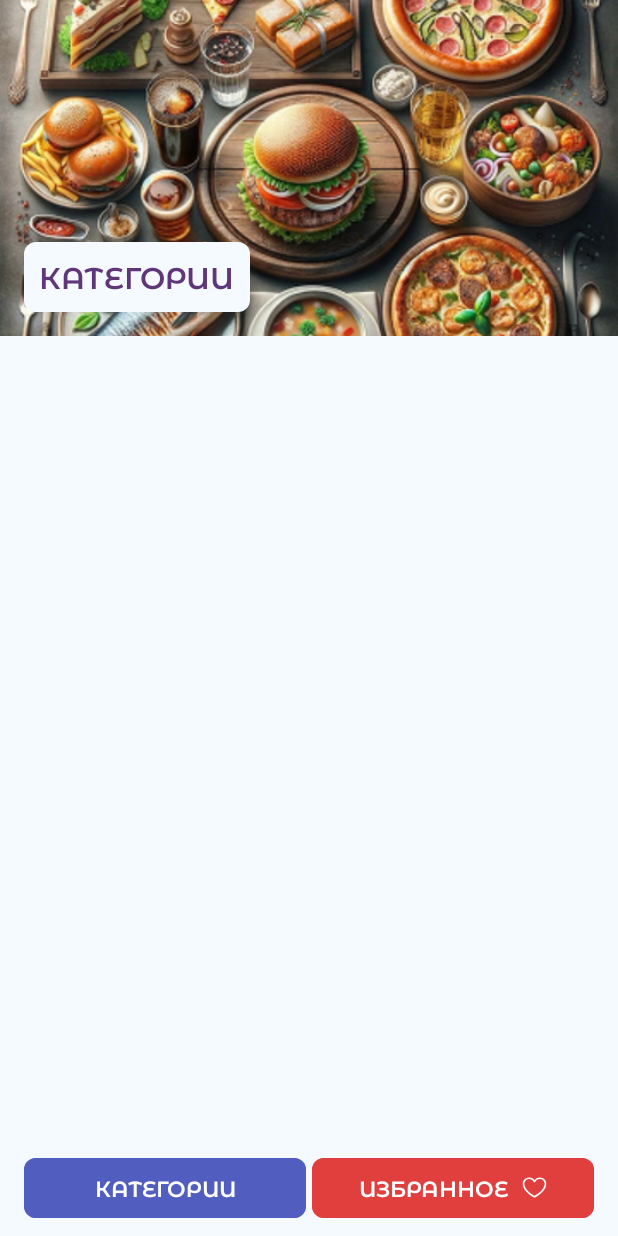
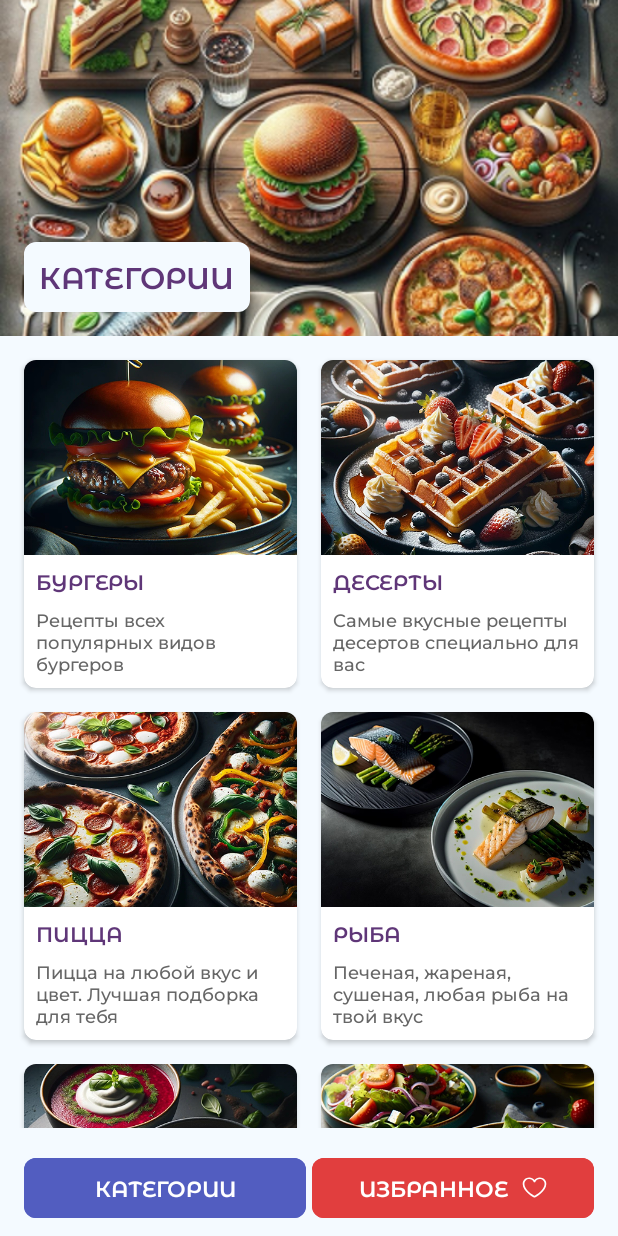
Before and after one commit to drop189/AndroidSprint, an Android app: the screen it shows after launch (MainActivity), on a phone screen of 412 x 824 dp. Run offline under Robolectric (Android 15) with nearby library versions, the phone set to English and light mode, and no system bars.

Commit message:
AS-RA-08-02 done task & some refactoring

```diff
--- /dev/null
+++ b/app/src/main/java/com/example/androidsprint/CategoriesListAdapter.kt
@@ -0,0 +1,56 @@
+package com.example.androidsprint
+
+import android.graphics.drawable.Drawable
+import android.util.Log
+import android.view.LayoutInflater
+import android.view.View
+import android.view.ViewGroup
+import android.widget.ImageView
+import android.widget.TextView
+import androidx.recyclerview.widget.RecyclerView
+import com.example.androidsprint.databinding.ItemCategoryBinding
+import com.example.androidsprint.entity.Category
+
+class CategoriesListAdapter(private val dataSet: List<Category>) :
+    RecyclerView.Adapter<CategoriesListAdapter.ViewHolder>() {
+
+    class ViewHolder(view: View) : RecyclerView.ViewHolder(view) {
+        private val binding = ItemCategoryBinding.bind(itemView)
+
+        val imageView: ImageView = binding.ivTitle
+        val titleTextView: TextView = binding.tvTitle
+        val descriptionTextView: TextView = binding.tvDescription
+    }
+
+    override fun onCreateViewHolder(viewGroup: ViewGroup, viewType: Int): ViewHolder {
+
+        val inflater = LayoutInflater.from(viewGroup.context)
+        val view = inflater
+            .inflate(R.layout.item_category, viewGroup, false)
+
+        return ViewHolder(view)
+    }
+
+    override fun onBindViewHolder(viewHolder: ViewHolder, position: Int) {
+        val id = dataSet[position].id
+        val title = dataSet[position].title
+        val imageUrl = dataSet[position].imageUrl
+        val description = dataSet[position].description
+
+        val drawable = try {
+            val context = viewHolder.itemView.context
+            val inputStream = context.assets.open(imageUrl)
+            Drawable.createFromStream(inputStream, imageUrl)
+        } catch (e: Exception) {
+            Log.i("Id", id.toString())
+            Log.e("Error", e.stackTraceToString())
+            null
+        }
+
+        viewHolder.titleTextView.text = title
+        viewHolder.imageView.setImageDrawable(drawable)
+        viewHolder.descriptionTextView.text = description
+    }
+
+    override fun getItemCount() = dataSet.size
+}
--- a/app/src/main/java/com/example/androidsprint/CategoriesListFragment.kt
+++ b/app/src/main/java/com/example/androidsprint/CategoriesListFragment.kt
@@ -17,8 +17,17 @@ class CategoriesListFragment : Fragment() {
         container: ViewGroup?,
         savedInstanceState: Bundle?
     ): View {
-
         _binding = FragmentListCategoriesBinding.inflate(inflater, container, false)
         return binding.root
     }
+
+    override fun onViewCreated(view: View, savedInstanceState: Bundle?) {
+        super.onViewCreated(view, savedInstanceState)
+        initRecycler()
+    }
+
+    private fun initRecycler() {
+        binding.rvCategories.adapter =
+            CategoriesListAdapter(STUB.getCategories())
+    }
 }
--- a/app/src/main/java/com/example/androidsprint/entity/Category.kt
+++ b/app/src/main/java/com/example/androidsprint/entity/Category.kt
@@ -3,6 +3,6 @@ package com.example.androidsprint.entity
 data class Category(
     val id: Int,
     val title: String,
-    val descriptions: String,
+    val description: String,
     val imageUrl: String,
 )
--- a/app/src/main/java/com/example/androidsprint/recipes.kt
+++ b/app/src/main/java/com/example/androidsprint/recipes.kt
@@ -7,37 +7,37 @@ object STUB {
         Category(
             id = 0,
             title = "Бургеры",
-            descriptions = "Рецепты всех популярных видов бургеров",
+            description = "Рецепты всех популярных видов бургеров",
             imageUrl = "burger.png"
         ),
         Category(
             id = 1,
             title = "Десерты",
-            descriptions = "Самые вкусные рецепты десертов специально для вас",
+            description = "Самые вкусные рецепты десертов специально для вас",
             imageUrl = "dessert.png"
         ),
         Category(
             id = 2,
             title = "Пицца",
-            descriptions = "Пицца на любой вкус и цвет. Лучшая подборка для тебя",
+            description = "Пицца на любой вкус и цвет. Лучшая подборка для тебя",
             imageUrl = "pizza.png"
         ),
         Category(
             id = 3,
             title = "Рыба",
-            descriptions = "Печеная, жареная, сушеная, любая рыба на твой вкус",
+            description = "Печеная, жареная, сушеная, любая рыба на твой вкус",
             imageUrl = "fish.png"
         ),
         Category(
             id = 4,
             title = "Супы",
-            descriptions = "От классики до экзотики: мир в одной тарелке",
+            description = "От классики до экзотики: мир в одной тарелке",
             imageUrl = "soup.png"
         ),
         Category(
             id = 5,
             title = "Салаты",
-            descriptions = "Хрустящий калейдоскоп под соусом вдохновения",
+            description = "Хрустящий калейдоскоп под соусом вдохновения",
             imageUrl = "salad.png"
         ),
     )
--- a/app/src/main/res/layout/item_category.xml
+++ b/app/src/main/res/layout/item_category.xml
@@ -18,21 +18,22 @@
         android:orientation="vertical">
 
         <ImageView
+            android:id="@+id/ivTitle"
             android:layout_width="match_parent"
             android:layout_height="@dimen/iv_title_card_height"
             android:contentDescription="@string/iv_card_content_description"
             android:scaleType="centerCrop"
-            tools:layout_height="130dp"
-            tools:layout_width="156dp"
             tools:src="@drawable/burger" />
 
         <TextView
+            android:id="@+id/tvTitle"
             style="@style/StyleCardTitleTextView"
             tools:layout_height="16dp"
             tools:layout_width="73dp"
             tools:text="Бургеры" />
 
         <TextView
+            android:id="@+id/tvDescription"
             style="@style/StyleCardDescriptionTextView"
             tools:layout_height="50dp"
             tools:layout_width="140dp"
```
